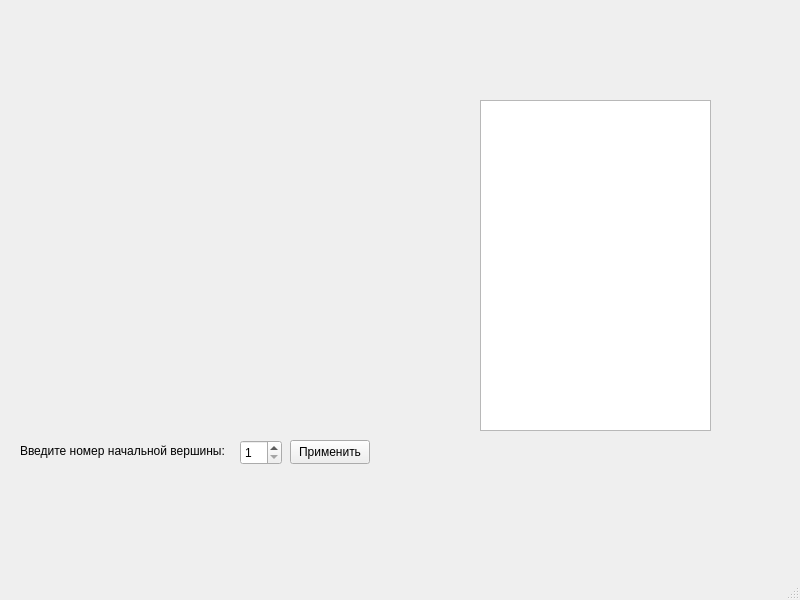
Above: mainwindow.ui from d1mas334/LR_CompNetw before the change. Below: the same form after it.
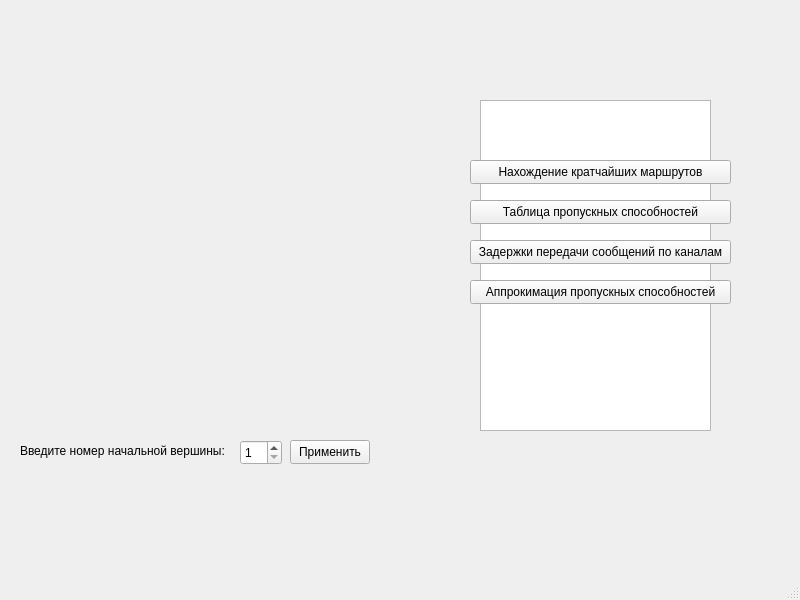
That is the form after the change.

Commit message: Добавлено начальное меню

Patch:
```diff
--- a/mainwindow.ui
+++ b/mainwindow.ui
@@ -66,6 +66,58 @@
      <string>Применить</string>
     </property>
    </widget>
+   <widget class="QPushButton" name="pushButton_2">
+    <property name="geometry">
+     <rect>
+      <x>470</x>
+      <y>160</y>
+      <width>261</width>
+      <height>24</height>
+     </rect>
+    </property>
+    <property name="text">
+     <string>Нахождение кратчайших маршрутов</string>
+    </property>
+   </widget>
+   <widget class="QPushButton" name="pushButton_3">
+    <property name="geometry">
+     <rect>
+      <x>470</x>
+      <y>200</y>
+      <width>261</width>
+      <height>24</height>
+     </rect>
+    </property>
+    <property name="text">
+     <string>Таблица пропускных способностей</string>
+    </property>
+   </widget>
+   <widget class="QPushButton" name="pushButton_4">
+    <property name="geometry">
+     <rect>
+      <x>470</x>
+      <y>240</y>
+      <width>261</width>
+      <height>24</height>
+     </rect>
+    </property>
+    <property name="text">
+     <string>Задержки передачи сообщений по каналам</string>
+    </property>
+   </widget>
+   <widget class="QPushButton" name="pushButton_5">
+    <property name="geometry">
+     <rect>
+      <x>470</x>
+      <y>280</y>
+      <width>261</width>
+      <height>24</height>
+     </rect>
+    </property>
+    <property name="text">
+     <string>Аппрокимация пропускных способностей</string>
+    </property>
+   </widget>
   </widget>
   <widget class="QMenuBar" name="menubar">
    <property name="geometry">
```
The commit also changes 2 other files.
